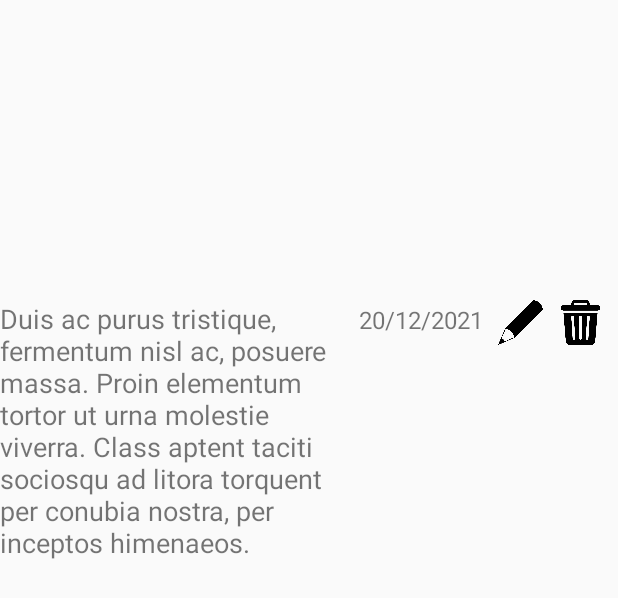
After one commit to Viperine2022/WasteLessFridge, an Android app: the layout product_nice.xml on its own in the app's theme, with its tools: preview values and no code run, on a phone screen of 412 x 824 dp. The commit adds this screen. Shown: the top 598 px of the screen. Run offline under Robolectric (Android 15) with nearby library versions, the phone set to English and light mode, and no system bars.

Commit message:
Ajout product_nice.xml qui donne la ligne basique d'ajout d'un produit en xml (description, date, bouton pencil, bouton poubelle)

```diff
--- /dev/null
+++ b/app/src/main/res/layout/product_nice.xml
@@ -0,0 +1,43 @@
+<?xml version="1.0" encoding="utf-8"?>
+<RelativeLayout xmlns:android="http://schemas.android.com/apk/res/android"
+    android:layout_width="match_parent"
+    android:layout_height="match_parent"
+    android:layout_marginTop="200dp">
+
+    <TextView
+        android:id="@+id/text_product"
+        android:layout_width="wrap_content"
+        android:layout_height="wrap_content"
+        android:layout_alignBaseline="@id/button_pen"
+        android:layout_marginRight="190dp"
+        android:text="@string/long_text"
+        android:textSize="18dp" />
+
+    <TextView
+        android:id="@+id/text_date"
+        android:layout_width="wrap_content"
+        android:layout_height="wrap_content"
+        android:layout_alignBaseline="@id/text_product"
+        android:layout_toLeftOf="@id/button_pen"
+        android:layout_marginRight="10dp"
+        android:text="@string/date1"
+        android:textSize="16dp" />
+
+    <ImageButton
+        android:id="@+id/button_pen"
+        android:layout_width="30dp"
+        android:layout_height="30dp"
+        android:layout_marginRight="10dp"
+        android:layout_toLeftOf="@id/button_bin"
+        android:background="@drawable/pencil" />
+
+    <ImageButton
+        android:id="@+id/button_bin"
+        android:layout_alignParentRight="true"
+        android:layout_marginRight="10dp"
+        android:layout_width="30dp"
+        android:layout_height="30dp"
+        android:background="@drawable/bin" />
+
+
+</RelativeLayout>
--- a/app/src/main/res/values/strings.xml
+++ b/app/src/main/res/values/strings.xml
@@ -11,4 +11,7 @@
     <string name="hello_second_fragment">Hello second fragment. Arg: %1$s</string>
     <string name="hist_temp">Historique des températures</string>
     <string name="hist_lum">Historique de la luminosité</string>
+    <string name="long_text">Duis ac purus tristique, fermentum nisl ac, posuere massa. Proin elementum tortor ut urna molestie viverra. Class aptent taciti sociosqu ad litora torquent per conubia nostra, per inceptos himenaeos.</string>
+    <string name="short_text">Chicken and salad</string>
+    <string name="date1">20/12/2021</string>
 </resources>
```
Also changed, not shown: app/src/main/res/drawable/bin.png (added), app/src/main/res/drawable/pencil.png (added).
